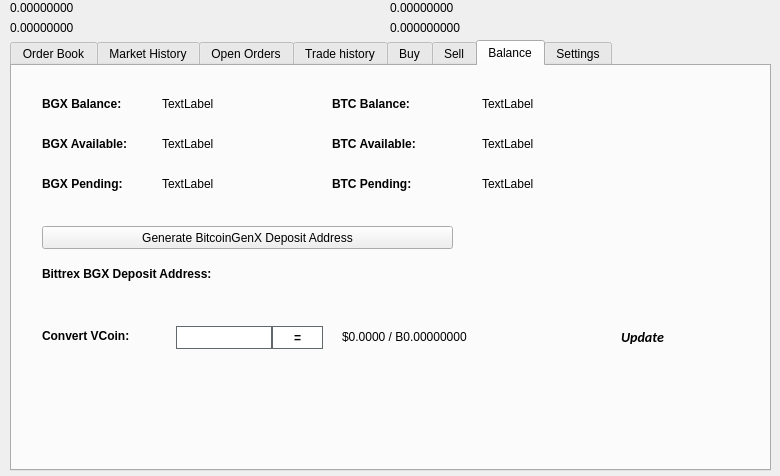
This is src/qt/forms/tradingdialog.ui in BitcoinGenX/BitcoinGenerationX as Qt 5 draws it before an edit. The edited form follows.
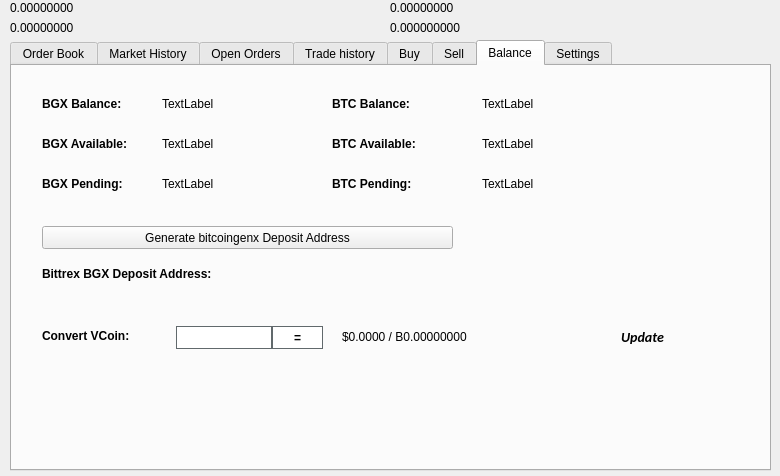
This is the edited form. The open tabs and pages were chosen to show the change. Icons and pictures are not drawn.

Diff of the .ui file:
```diff
--- a/src/qt/forms/tradingdialog.ui
+++ b/src/qt/forms/tradingdialog.ui
@@ -2941,7 +2941,7 @@
       </rect>
      </property>
      <property name="text">
-      <string>Generate BitcoinGenX Deposit Address</string>
+      <string>Generate bitcoingenx Deposit Address</string>
      </property>
      <property name="icon">
       <iconset resource="../bitcoingenx.qrc">
```
Left out of the diff: 2 changed lines with no effect on the pictures.
